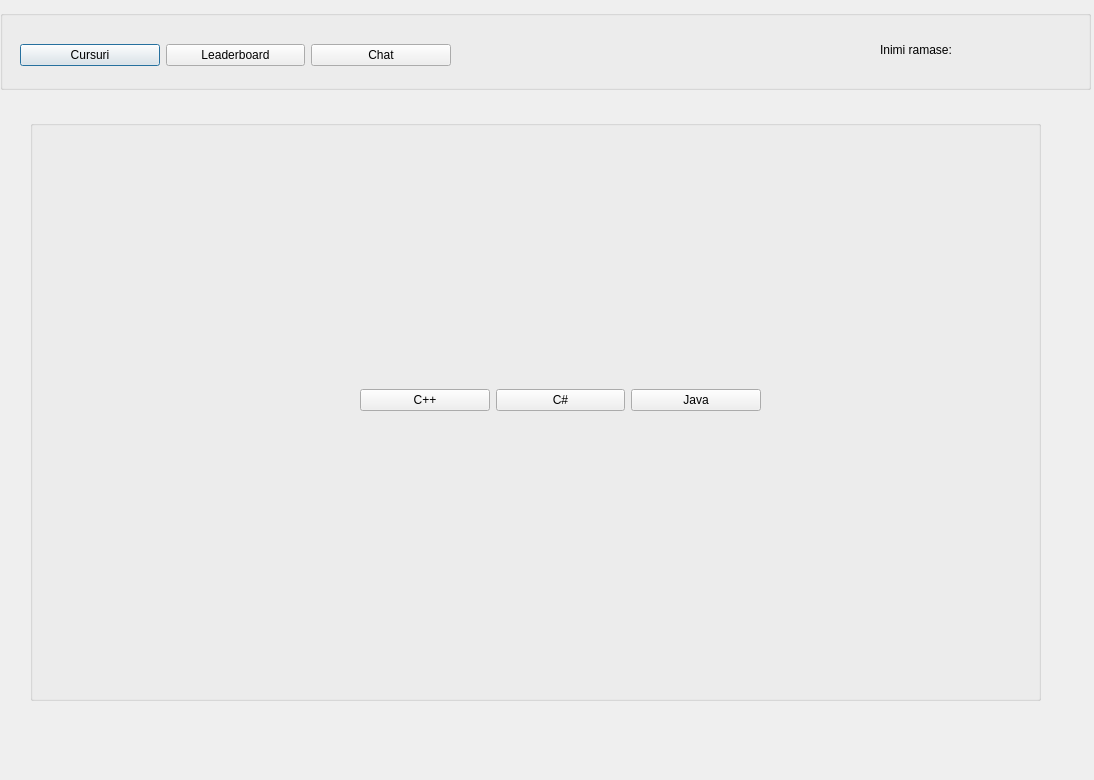
Above: ClientSide/startmenuwindow.ui from VladuceanuTudor/CODE-BUDDY before the change. Below: the same form after it.
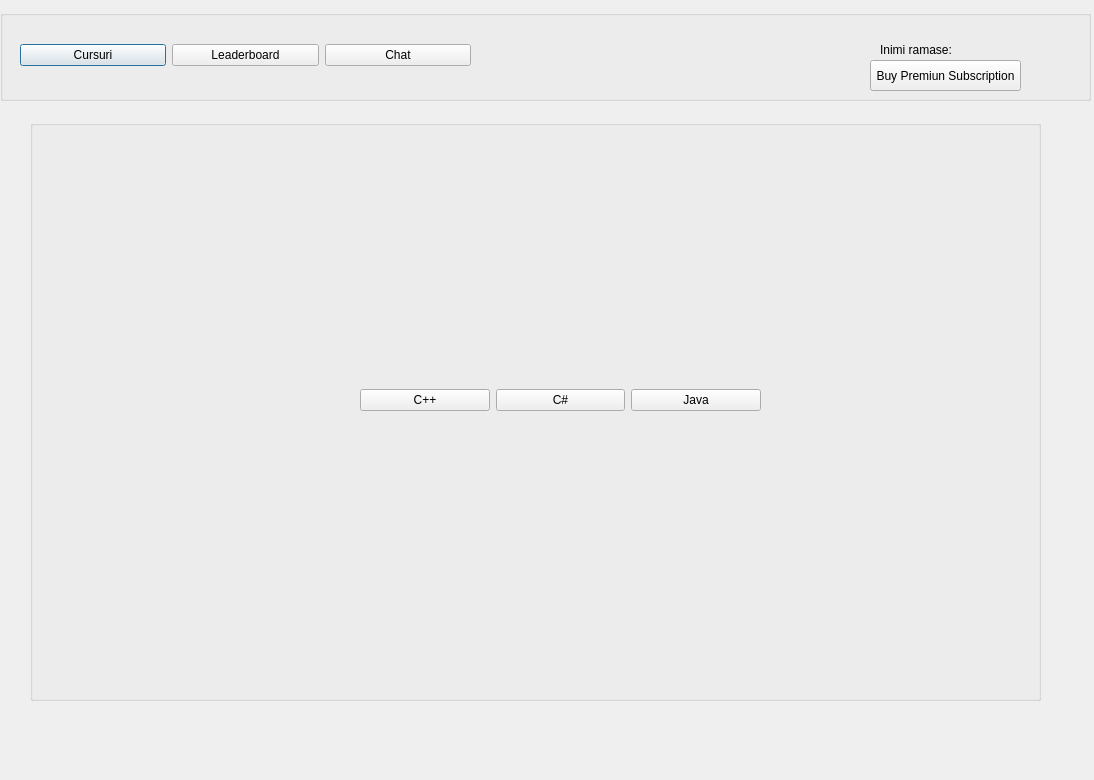
That is the form after the change.

Commit message: payment dialog

The edit to the form file:
```diff
--- a/ClientSide/startmenuwindow.ui
+++ b/ClientSide/startmenuwindow.ui
@@ -19,7 +19,7 @@
      <x>0</x>
      <y>10</y>
      <width>1091</width>
-     <height>80</height>
+     <height>91</height>
     </rect>
    </property>
    <property name="title">
@@ -30,7 +30,7 @@
      <rect>
       <x>20</x>
       <y>30</y>
-      <width>431</width>
+      <width>451</width>
       <height>31</height>
      </rect>
     </property>
@@ -97,6 +97,22 @@
      <string/>
     </property>
    </widget>
+   <widget class="QPushButton" name="pushButton_7">
+    <property name="geometry">
+     <rect>
+      <x>870</x>
+      <y>50</y>
+      <width>151</width>
+      <height>31</height>
+     </rect>
+    </property>
+    <property name="styleSheet">
+     <string notr="true"/>
+    </property>
+    <property name="text">
+     <string>Buy Premiun Subscription</string>
+    </property>
+   </widget>
   </widget>
   <widget class="QGroupBox" name="LanguageSelectMenu">
    <property name="geometry">
```
The commit also changes 6 other files.
